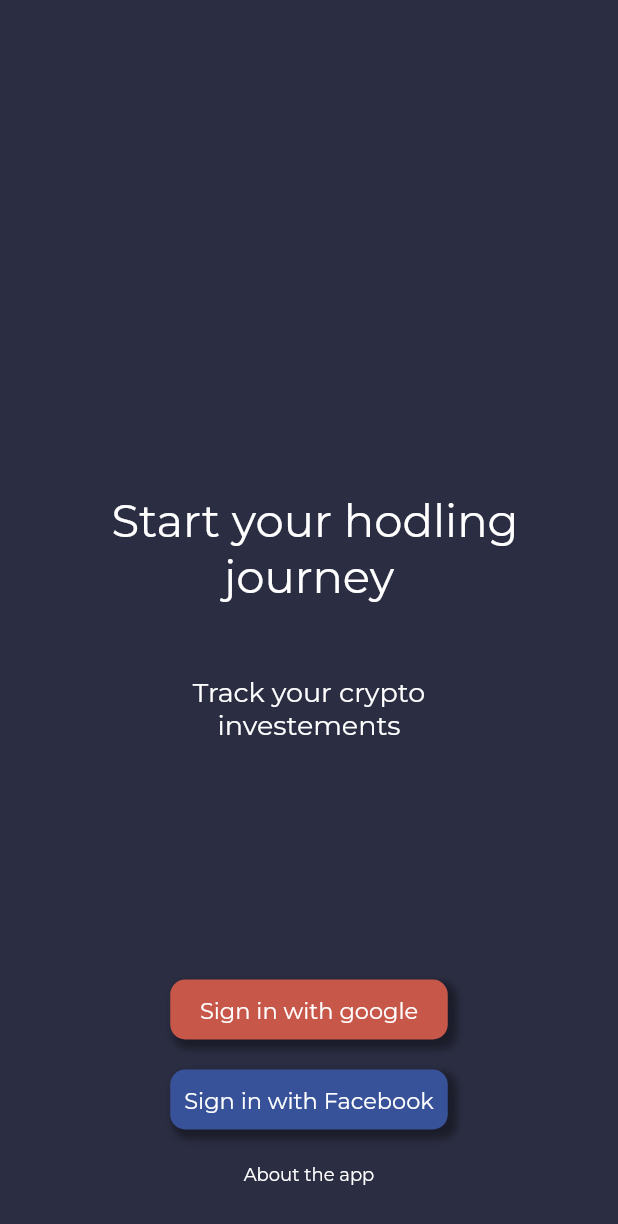
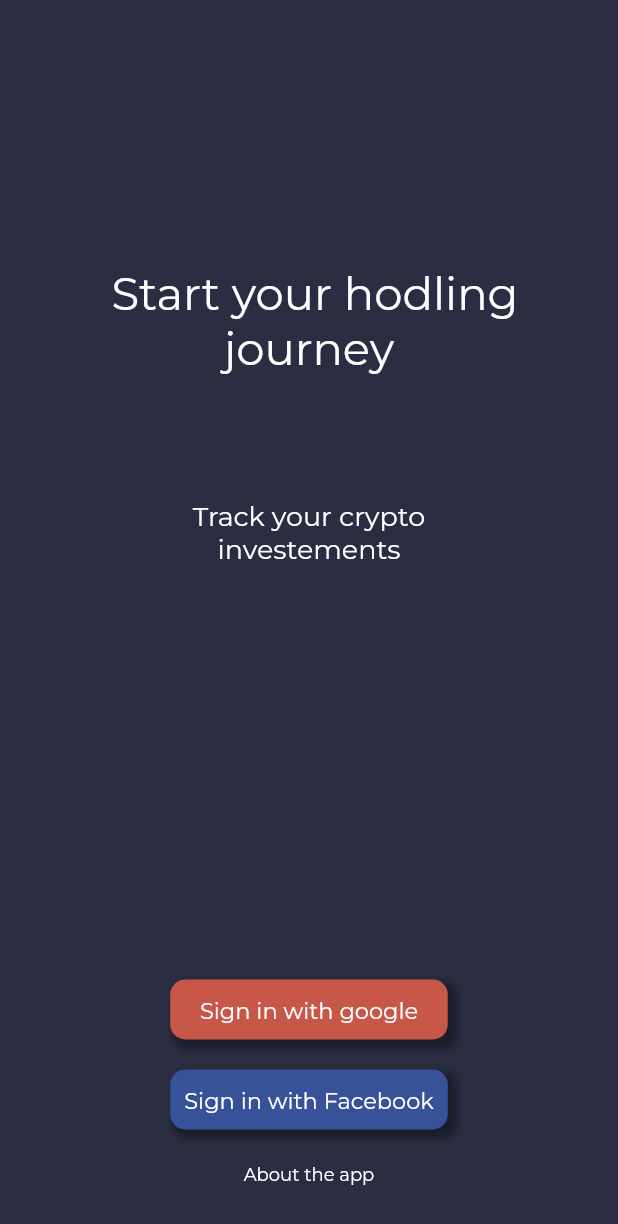
Before and after one commit to xeno097/crypto-journal-mobile, a Flutter app: the screen it shows after launch, on a phone screen of 412 x 824 dp. Shown: the top 1224 px of the screen. Run offline on Flutter 3.47's test engine with Material 2 defaults, Android fonts, the light colour scheme and no system bars; our stand-ins replace dartz, equatable, firebase_auth, firebase_core, flutter_riverpod, google_fonts and 4 more; accounts and stored records are empty.

Commit message:
refactored login page and base button

```diff
--- a/lib/app/user/presentation/pages/login_page.dart
+++ b/lib/app/user/presentation/pages/login_page.dart
@@ -1,6 +1,7 @@
 import 'package:crypto_journal_mobile/shared/theme/colors.dart';
 import 'package:crypto_journal_mobile/shared/theme/text_styles.dart';
 import 'package:crypto_journal_mobile/shared/widgets/buttons/base_button.dart';
+import 'package:crypto_journal_mobile/shared/widgets/containers/layout_container.dart';
 import 'package:flutter/material.dart';
 
 class LoginPage extends StatelessWidget {
@@ -12,7 +13,7 @@
       child: Container(
         color: backGroundColorPrimary,
         alignment: Alignment.center,
-        padding: EdgeInsets.all(
+        padding: const EdgeInsets.all(
           21.0,
         ),
         child: Column(
@@ -22,32 +23,31 @@
               child: Container(),
             ),
             Expanded(
+              flex: 2,
               child: Column(
                 mainAxisAlignment: MainAxisAlignment.spaceEvenly,
                 children: [
-                  Text(
+                  Expanded(
+                    child: Text(
                       " Start your hodling journey",
                       textAlign: TextAlign.center,
                       style: mainTitleTextStyle,
                     ),
-                  Container(
-                    child: LayoutBuilder(
-                      builder: (context, constraints) {
-                        return Container(
-                          width: constraints.maxWidth / 2,
+                  ),
+                  Expanded(
+                    child: LayoutContainer(
                       child: Text(
                         "Track your crypto investements",
                         textAlign: TextAlign.center,
                         style: subTitleTextStyle,
                       ),
-                        );
-                      },
                     ),
                   ),
                 ],
               ),
             ),
             Expanded(
+              flex: 2,
               child: Container(
                 child: Column(
                   mainAxisAlignment: MainAxisAlignment.end,
@@ -78,7 +78,7 @@
                         ),
                       ),
                     ),
-                    Container(
+                    LayoutContainer(
                       height: 40.0,
                       child: Center(
                         child: Text(
--- a/lib/shared/widgets/buttons/base_button.dart
+++ b/lib/shared/widgets/buttons/base_button.dart
@@ -1,16 +1,11 @@
+import 'package:crypto_journal_mobile/shared/widgets/containers/layout_container.dart';
 import "package:flutter/material.dart";
-
-enum BaseButtonWidth {
-  Full,
-  Half,
-  Small,
-}
 
 class BaseButton extends StatelessWidget {
   final Widget child;
   final Color backGroundColor;
   final Function()? onTap;
-  final BaseButtonWidth? width;
+  final ContainerWidth? width;
 
   const BaseButton({
     Key? key,
@@ -20,29 +15,13 @@
     required this.backGroundColor,
   }) : super(key: key);
 
-  double _getButtonWidth(double maxWidth, BaseButtonWidth? width) {
-    switch (width) {
-      case BaseButtonWidth.Full:
-        return maxWidth;
-      case BaseButtonWidth.Half:
-        return maxWidth / 2;
-      case BaseButtonWidth.Small:
-        return maxWidth / 4;
-      default:
-        return maxWidth / 2;
-    }
-  }
-
   @override
   Widget build(BuildContext context) {
     return LayoutBuilder(
       builder: (context, constraints) {
-        return Container(
+        return LayoutContainer(
           height: 40.0,
-          width: this._getButtonWidth(
-            constraints.maxWidth,
-            this.width,
-          ),
+          child: Container(
             child: GestureDetector(
               child: this.child,
               onTap: this.onTap ?? () {},
@@ -64,6 +43,7 @@
                 10.0,
               ),
             ),
+          ),
         );
       },
     );
```
Lines whose indentation alone changed are shown as unchanged.
